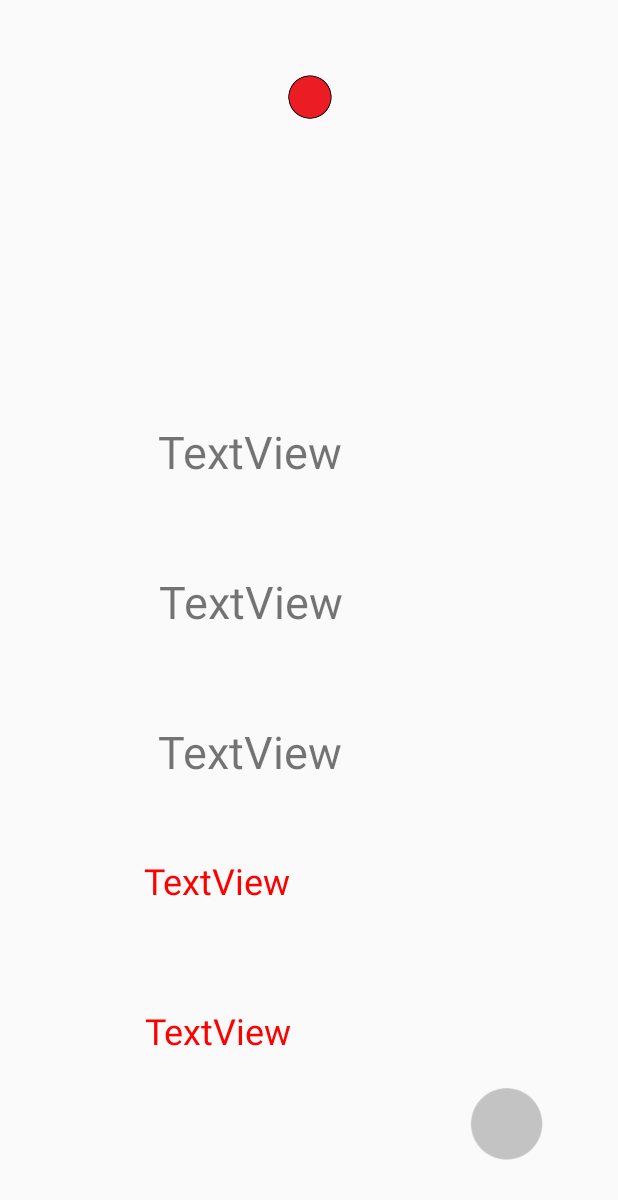
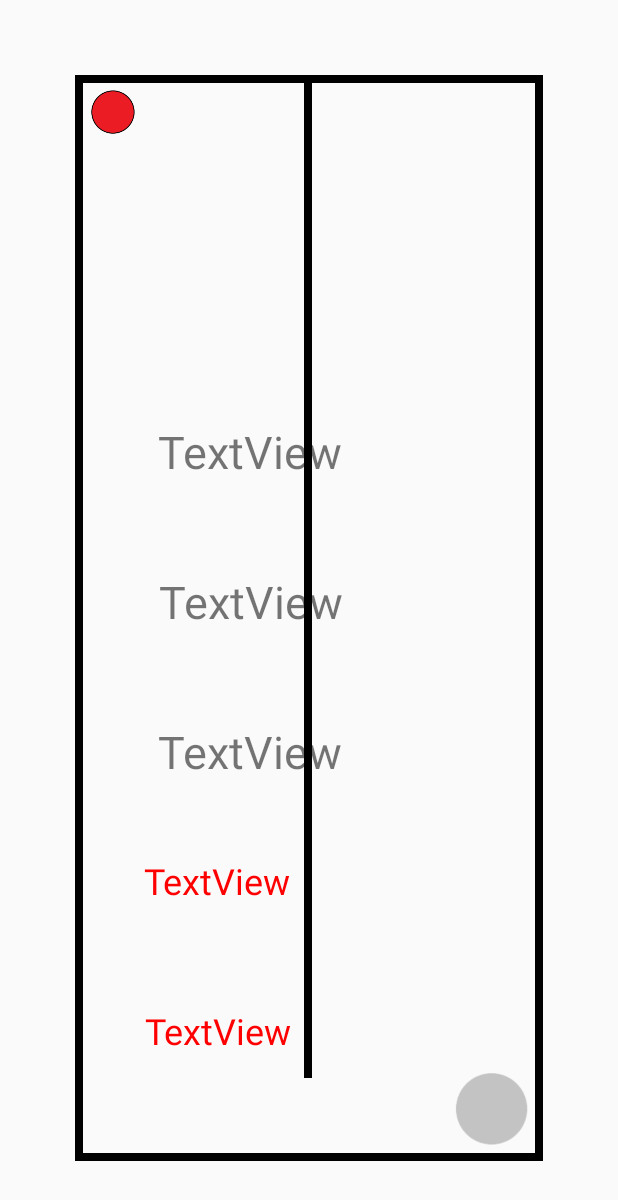
Before and after one commit to pawrob/GreatMaze-SysWbudowane, an Android app: the SecondActivity screen opened directly, with no data from a screen before it, on a phone screen of 412 x 824 dp. Shown: the top 1200 px of the screen. Run offline under Robolectric (Android 15) with nearby library versions, the light colour scheme and no system bars; 5 statements that could not run were skipped.

Commit message:
Dodanie kilku ścian i jakichś pierwszych funkcji które zatrzymują kulę
Oczywiście coś sie zjebało i się wypierdala, ale może to wina tego, że nie zaimportowałem czegoś w pliku XML.
Do poprawienia

```diff
--- a/app/src/main/java/com/example/wbudyapp/SecondActivity.java
+++ b/app/src/main/java/com/example/wbudyapp/SecondActivity.java
@@ -19,6 +19,7 @@ import androidx.annotation.Nullable;
 
 import java.util.ArrayList;
 
+import static java.lang.Math.abs;
 import static java.lang.Math.pow;
 
 public class SecondActivity extends Activity implements SensorEventListener {
@@ -32,6 +33,7 @@ public class SecondActivity extends Activity implements SensorEventListener {
     private TextView xMagValue, yMagValue, zMagValue, ballX, ballY;
     //Początkowe wartości bedziemy przchowywać w ArrayList bo nie ma co się jebać ze zwykłą tablicą
     private ArrayList<Float> initialMagnetometerValues;
+    private ArrayList<View> walls;
     private int screenWidth, screenHeight;
 
     @Override
@@ -70,6 +72,13 @@ public class SecondActivity extends Activity implements SensorEventListener {
             Log.v(TAG,"On create: listener is not available");
         }
 
+        walls.add(findViewById(R.id.wall1 ) );
+        walls.add(findViewById(R.id.left ) );
+        walls.add(findViewById(R.id.right ) );
+        walls.add(findViewById(R.id.top ) );
+        walls.add(findViewById(R.id.bottom ) );
+
+
     }
     //Ogółem nasza aplikacja tutaj opiera się na tym, że eventy wywołują się jak tylko otrzymamy sygnał z sensora.
     //W naszej aplikacji sygnały otrzymujemy z częstością podaną przy rejestracji menedżera (SENSOR_DELAY_UI)
@@ -90,8 +99,13 @@ public class SecondActivity extends Activity implements SensorEventListener {
             zMagValue.setText("Z: " + sensorEvent.values[2]);
             ballX.setText("Ball X: " + ball.getX());
             ballY.setText("Ball Y: " + ball.getY());
+
             //Tutaj naturalnie dzielenie przez 5 jest tylko dlatego, żeby to nie zapierdalało jak się przechyli lekko ekran
-            ball.setX( ball.getX() + ( sensorEvent.values[0] - initialMagnetometerValues.get(0) )/5 );
+
+            float changeX = sensorEvent.values[0] - initialMagnetometerValues.get(0) /5;
+            if(changeX < 0 && this.checkIfLeft(ball,walls) ) ball.setX( ball.getX() + changeX );
+            if(changeX > 0 && this.checkIfRight(ball,walls) ) ball.setX( ball.getX() + changeX );
+
             ball.setY( ball.getY() + ( sensorEvent.values[1] - initialMagnetometerValues.get(1) )/5 );
             if(ball.getX() > screenWidth) ball.setX(0 - ball.getWidth());
             if(ball.getX() < ( 0 - ball.getWidth() ) ) ball.setX(screenWidth);
@@ -126,5 +140,25 @@ public class SecondActivity extends Activity implements SensorEventListener {
         }
         return false;
     }
+    public boolean checkIfLeft(ImageView ball, ArrayList<View> walls)
+    {
+        boolean correct = true;
+        for(int i=0;i<walls.size();i++)
+        {
+            if( abs(ball.getX() -  (walls.get(i).getX() + walls.get(i).getWidth() ) ) < 1 )
+                correct = false;
+        }
+        return correct;
+    }
+    public boolean checkIfRight(ImageView ball, ArrayList<View> walls)
+    {
+        boolean correct = true;
+        for(int i=0;i<walls.size();i++)
+        {
+            if( abs(ball.getX() + 30 - (walls.get(i).getX() ) ) < 1 )
+                correct = false;
+        }
+        return correct;
+    }
 
 }
--- a/app/src/main/res/layout/activity_main.xml
+++ b/app/src/main/res/layout/activity_main.xml
@@ -71,21 +71,83 @@
         android:id="@+id/ball"
         android:layout_width="30dp"
         android:layout_height="30dp"
-        android:layout_marginTop="50dp"
-        app:layout_constraintEnd_toEndOf="parent"
+        android:layout_marginStart="60dp"
+        android:layout_marginLeft="60dp"
+        android:layout_marginTop="60dp"
+        android:src="@drawable/ball"
         app:layout_constraintStart_toStartOf="parent"
-        app:layout_constraintTop_toTopOf="parent"
-        android:src="@drawable/ball" />
+        app:layout_constraintTop_toTopOf="parent" />
 
     <ImageView
         android:id="@+id/studnia"
         android:layout_width="50dp"
         android:layout_height="50dp"
+        android:layout_marginEnd="60dp"
+        android:layout_marginRight="60dp"
+        android:layout_marginBottom="60dp"
+        android:src="@drawable/studnia"
+        app:layout_constraintBottom_toBottomOf="parent"
+        app:layout_constraintEnd_toEndOf="parent" />
+
+    <View
+        android:id="@+id/left"
+        android:layout_width="5dp"
+        android:layout_height="0dp"
+        android:layout_marginStart="50dp"
+        android:layout_marginLeft="50dp"
+        android:layout_marginTop="50dp"
+        android:layout_marginBottom="50dp"
+        android:background="#000000"
+        app:layout_constraintBottom_toBottomOf="parent"
+        app:layout_constraintStart_toStartOf="parent"
+        app:layout_constraintTop_toTopOf="parent" />
+
+    <View
+        android:id="@+id/wall1"
+        android:layout_width="5dp"
+        android:layout_height="0dp"
+        android:layout_marginBottom="50dp"
+        android:background="#000000"
+        app:layout_constraintBottom_toTopOf="@+id/bottom"
+        app:layout_constraintEnd_toStartOf="@+id/right"
+        app:layout_constraintHorizontal_bias="0.498"
+        app:layout_constraintStart_toEndOf="@+id/left"
+        app:layout_constraintTop_toBottomOf="@+id/top"
+        app:layout_constraintVertical_bias="1.0" />
+
+    <View
+        android:id="@+id/right"
+        android:layout_width="5dp"
+        android:layout_height="0dp"
+        android:layout_marginTop="50dp"
         android:layout_marginEnd="50dp"
         android:layout_marginRight="50dp"
         android:layout_marginBottom="50dp"
+        android:background="#000000"
         app:layout_constraintBottom_toBottomOf="parent"
         app:layout_constraintEnd_toEndOf="parent"
-        android:src="@drawable/studnia" />
+        app:layout_constraintTop_toTopOf="parent"
+        app:layout_constraintVertical_bias="1.0" />
+
+    <View
+        android:id="@+id/bottom"
+        android:layout_width="0dp"
+        android:layout_height="5dp"
+        android:layout_marginBottom="50dp"
+        android:background="#000000"
+        app:layout_constraintBottom_toBottomOf="parent"
+        app:layout_constraintEnd_toStartOf="@+id/right"
+        app:layout_constraintStart_toEndOf="@+id/left" />
+
+    <View
+        android:id="@+id/top"
+        android:layout_width="0dp"
+        android:layout_height="5dp"
+        android:layout_marginTop="50dp"
+        android:background="#000000"
+        app:layout_constraintEnd_toStartOf="@+id/right"
+        app:layout_constraintHorizontal_bias="0.0"
+        app:layout_constraintStart_toEndOf="@+id/left"
+        app:layout_constraintTop_toTopOf="parent" />
 
 </androidx.constraintlayout.widget.ConstraintLayout>
```
